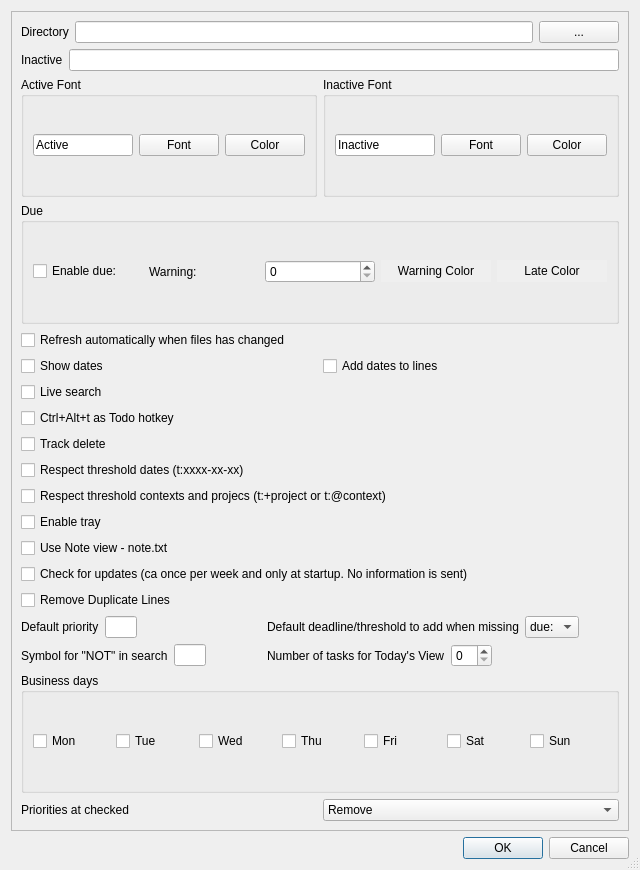
Above: settingsdialog.ui from GaetanDC/Todour before the change. Below: the same form after it.
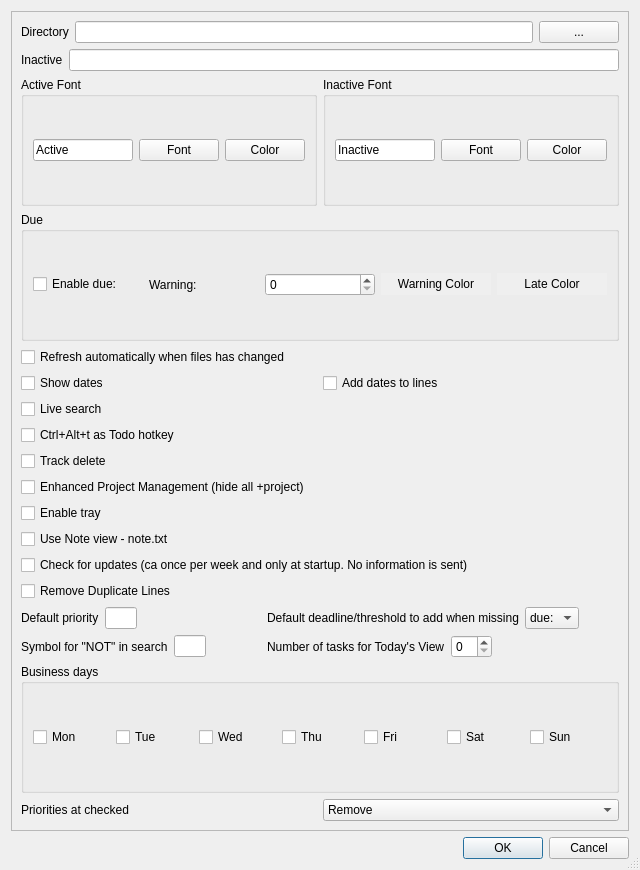
That is the form after the change.

Commit message: Rework def.h to group the options and add description

Diff of the .ui file:
```diff
--- a/settingsdialog.ui
+++ b/settingsdialog.ui
@@ -262,14 +262,7 @@
        <item>
         <widget class="QCheckBox" name="cb_threshold">
          <property name="text">
-          <string>Respect threshold dates (t:xxxx-xx-xx)</string>
-         </property>
-        </widget>
-       </item>
-       <item>
-        <widget class="QCheckBox" name="cb_threshold_label">
-         <property name="text">
-          <string>Respect threshold contexts and projecs (t:+project or t:@context)</string>
+          <string>Enhanced Project Management (hide all +project)</string>
          </property>
         </widget>
        </item>
```
Left out of the diff: 2 changed lines with no effect on the pictures. The commit also changes 1 other file.
